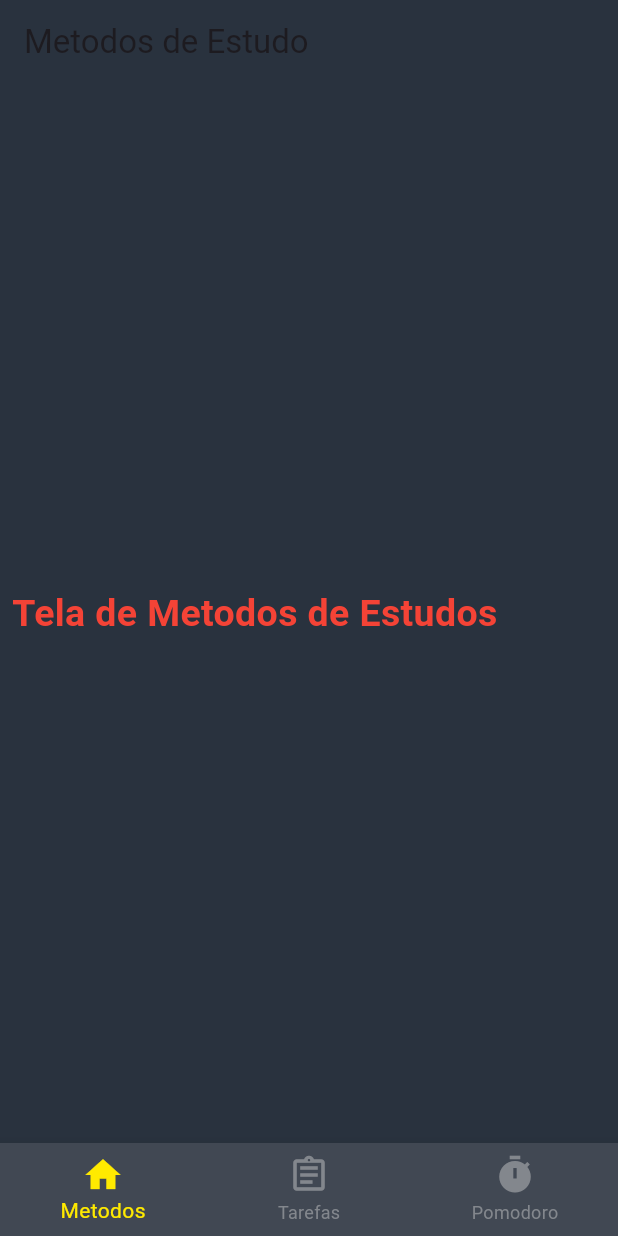
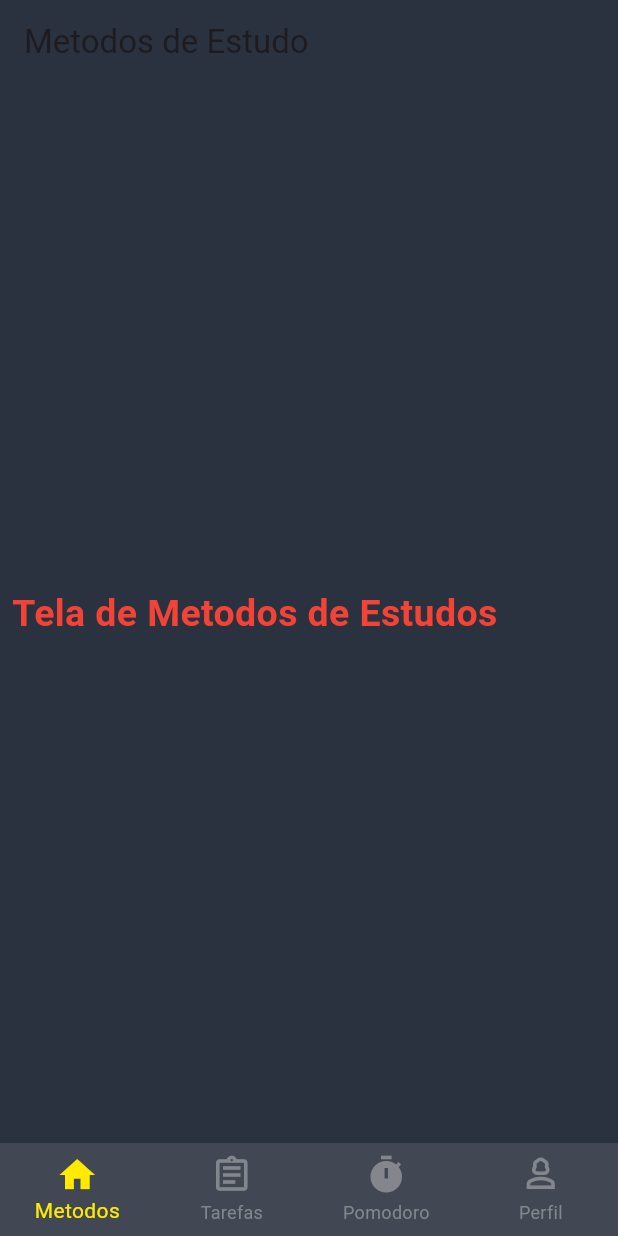
Before and after one commit to Kevengrf/Illumina, a Flutter app: the screen it shows after launch, on a phone screen of 412 x 824 dp. Run offline on Flutter 3.47's test engine with Material 3 defaults, Android fonts, the phone set to English and light mode, and no system bars; our stand-ins replace date_picker_timeline.

Commit message:
feat: tela perfil

```diff
--- a/lib/homepage.dart
+++ b/lib/homepage.dart
@@ -1,5 +1,6 @@
 import 'package:flutter/material.dart';
 import 'package:flutter_application_illumina/metodosEstudos.dart';
+import 'package:flutter_application_illumina/screens/perfil/perfil.dart';
 import 'package:flutter_application_illumina/screens/tarefa/tarefas.dart';
 import 'package:flutter_application_illumina/screens/pomodoro/pomodoro.dart';
 
@@ -16,7 +17,8 @@ class _HomePageState extends State<HomePage> {
   final screens = [
     const MetodosEstudos(),
     const Tarefas(),
-    const Pomodoro()
+    const Pomodoro(),
+    const Perfil()
   ];
   @override
   Widget build(BuildContext context) {
@@ -46,6 +48,10 @@ class _HomePageState extends State<HomePage> {
           BottomNavigationBarItem(
             icon: Icon(Icons.timer),
             label: 'Pomodoro',)
+            ,
+          BottomNavigationBarItem(
+            icon: Icon(Icons.person_3_outlined),
+            label: 'Perfil',)
 
         ],
       ),
```
Also changed, not shown: lib/screens/perfil/perfil.dart (added, +48 -0 lines).
